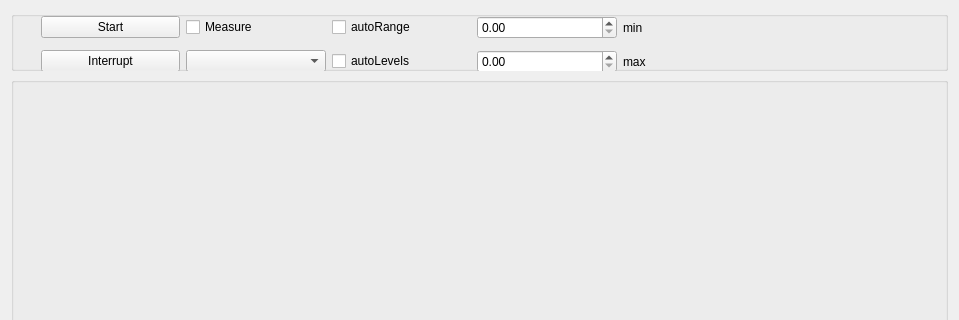
Qt form camera.ui (PolimiScopeFoundry/Virtual_Image_ScopeFoundry) before a commit; both pictures show x 0 to 959 and y 0 to 320 of the 959 by 697 pixel window.
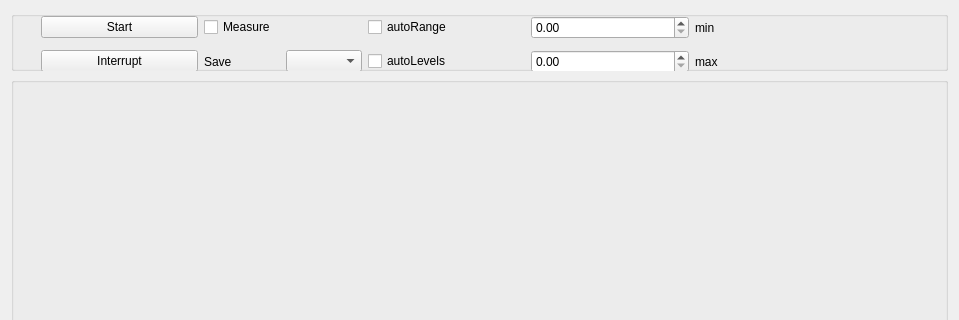
The same form after that commit.

Diff of the .ui file:
```diff
--- a/camera.ui
+++ b/camera.ui
@@ -42,11 +42,45 @@
        <rect>
         <x>30</x>
         <y>0</y>
-        <width>721</width>
+        <width>811</width>
         <height>67</height>
        </rect>
       </property>
       <layout class="QGridLayout" name="gridLayout">
+       <item row="0" column="4">
+        <widget class="QCheckBox" name="autoRange_checkbox">
+         <property name="text">
+          <string>autoRange</string>
+         </property>
+        </widget>
+       </item>
+       <item row="0" column="5">
+        <widget class="QDoubleSpinBox" name="min_doubleSpinBox"/>
+       </item>
+       <item row="1" column="5">
+        <widget class="QDoubleSpinBox" name="max_doubleSpinBox"/>
+       </item>
+       <item row="1" column="6">
+        <widget class="QLabel" name="level_min_label">
+         <property name="text">
+          <string>max</string>
+         </property>
+        </widget>
+       </item>
+       <item row="0" column="6">
+        <widget class="QLabel" name="level_max_label">
+         <property name="text">
+          <string>min</string>
+         </property>
+        </widget>
+       </item>
+       <item row="1" column="4">
+        <widget class="QCheckBox" name="autoLevels_checkbox">
+         <property name="text">
+          <string>autoLevels</string>
+         </property>
+        </widget>
+       </item>
        <item row="0" column="0">
         <widget class="QPushButton" name="start_pushButton">
          <property name="text">
@@ -61,8 +95,19 @@
          </property>
         </widget>
        </item>
-       <item row="0" column="3">
-        <widget class="QDoubleSpinBox" name="min_doubleSpinBox"/>
+       <item row="1" column="1">
+        <layout class="QHBoxLayout" name="horizontalLayout_2">
+         <item>
+          <widget class="QLabel" name="label">
+           <property name="text">
+            <string>Save</string>
+           </property>
+          </widget>
+         </item>
+         <item>
+          <widget class="QComboBox" name="save_comboBox"/>
+         </item>
+        </layout>
        </item>
        <item row="0" column="1">
         <widget class="QCheckBox" name="measure_checkBox">
@@ -71,40 +116,6 @@
          </property>
         </widget>
        </item>
-       <item row="1" column="2">
-        <widget class="QCheckBox" name="autoLevels_checkbox">
-         <property name="text">
-          <string>autoLevels</string>
-         </property>
-        </widget>
-       </item>
-       <item row="0" column="2">
-        <widget class="QCheckBox" name="autoRange_checkbox">
-         <property name="text">
-          <string>autoRange</string>
-         </property>
-        </widget>
-       </item>
-       <item row="1" column="3">
-        <widget class="QDoubleSpinBox" name="max_doubleSpinBox"/>
-       </item>
-       <item row="0" column="4">
-        <widget class="QLabel" name="level_max_label">
-         <property name="text">
-          <string>min</string>
-         </property>
-        </widget>
-       </item>
-       <item row="1" column="4">
-        <widget class="QLabel" name="level_min_label">
-         <property name="text">
-          <string>max</string>
-         </property>
-        </widget>
-       </item>
-       <item row="1" column="1">
-        <widget class="QComboBox" name="save_comboBox"/>
-       </item>
       </layout>
      </widget>
     </widget>
```
